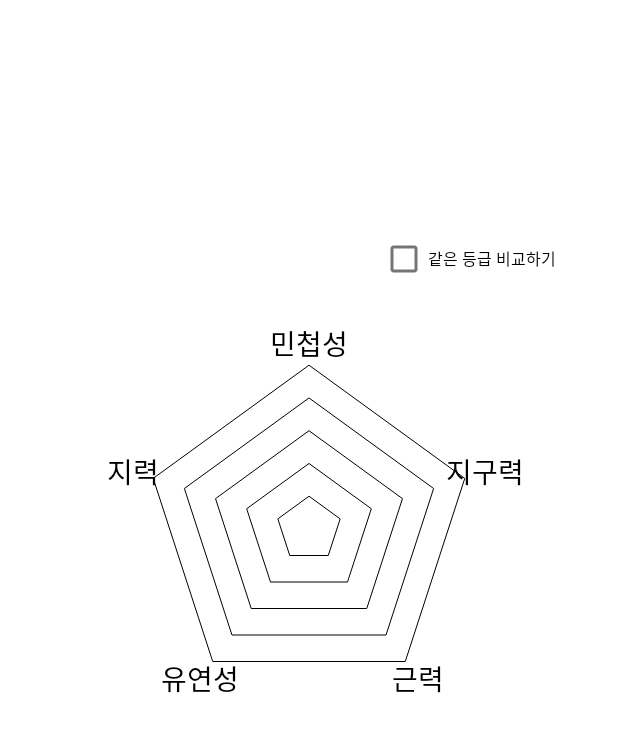
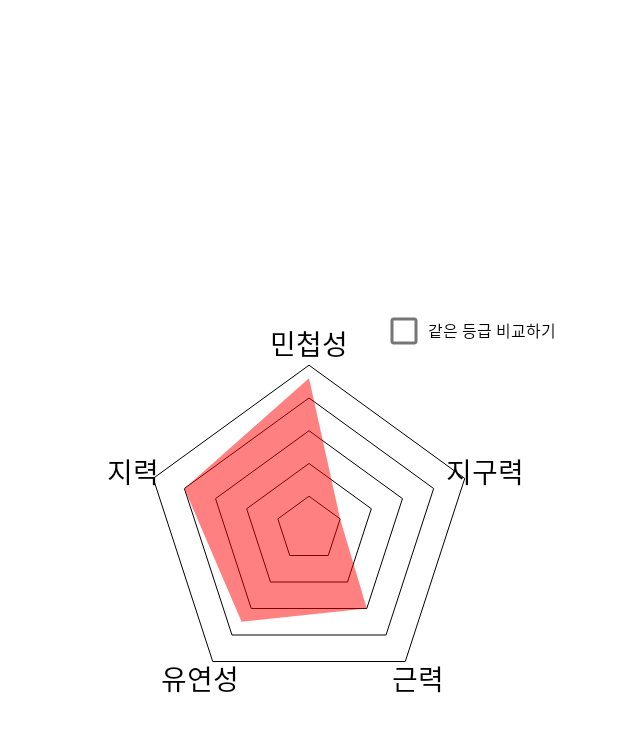
Before and after one commit to smk5292/algoarium, an Android app: the StatusFragment screen opened through its navigation route, on a phone screen of 412 x 824 dp. Shown: the top 732 px of the screen. Run offline under Robolectric (Android 15) with nearby library versions, the light colour scheme and no system bars; our stand-ins replace Dagger/Hilt's generated code, sdp/ssp sizes.

Commit message:
Feat: RadarChartView 비슷한 레벨 차트 추가하도록 구현

```diff
--- a/FE/Algo/app/src/main/java/com/d204/algo/ui/status/RadarChartView.kt
+++ b/FE/Algo/app/src/main/java/com/d204/algo/ui/status/RadarChartView.kt
@@ -1,16 +1,12 @@
 package com.d204.algo.ui.status
 
 import android.animation.ValueAnimator
-import android.annotation.SuppressLint
 import android.content.Context
-import android.graphics.Bitmap
-import android.graphics.BitmapFactory
 import android.graphics.Canvas
 import android.graphics.Color
 import android.graphics.Paint
 import android.graphics.Path
 import android.graphics.PointF
-import android.graphics.Rect
 import android.text.TextPaint
 import android.util.AttributeSet
 import android.view.View
@@ -19,7 +15,6 @@ import com.d204.algo.R
 import kotlin.math.PI
 import kotlin.math.cos
 import kotlin.math.sin
-
 
 enum class CharacteristicType(val value: String) {
     AGILITY("민첩성"),
@@ -64,6 +59,10 @@ data class RadarChartData(
 class RadarChartView(context: Context?, attrs: AttributeSet?) : View(context, attrs) {
 
     private var dataList: ArrayList<RadarChartData>? = null
+    private var sameLevelDataList: ArrayList<RadarChartData>? = null
+
+    private val mainColor = 0x7FFF0000
+    private val subColor = 0x7F018786
 
     // 5개의 특성을 갖도록 한다
     private var chartTypes = arrayListOf(
@@ -81,9 +80,10 @@ class RadarChartView(context: Context?, attrs: AttributeSet?) : View(context, at
         textSize = 28f
         textAlign = Paint.Align.CENTER
     }
+
     private var path = Path()
+    private var sameLevelPath = Path()
 
-    @SuppressLint("DrawAllocation")
     override fun onDraw(canvas: Canvas?) {
         super.onDraw(canvas)
         canvas ?: return
@@ -139,7 +139,10 @@ class RadarChartView(context: Context?, attrs: AttributeSet?) : View(context, at
         startX = cx
         startY = (cy - heightMaxValue) * 0.7f
         var r = 0f
+
         path.reset()
+        sameLevelPath.reset()
+
         chartTypes.forEach { type ->
             val point = transformRotate(r, startX, startY, cx, cy)
             canvas.drawText(
@@ -160,20 +163,34 @@ class RadarChartView(context: Context?, attrs: AttributeSet?) : View(context, at
                 }
             }
 
+            sameLevelDataList?.firstOrNull { it.type == type }?.animatedValue?.let { value ->
+                val conValue = heightMaxValue * value / 100 // 차트크기에 맞게 변환
+                val valuePoint = transformRotate(r, startX, cy - conValue, cx, cy)
+                if (sameLevelPath.isEmpty) {
+                    sameLevelPath.moveTo(valuePoint.x, valuePoint.y)
+                } else {
+                    sameLevelPath.lineTo(valuePoint.x, valuePoint.y)
+                }
+            }
+
             r += radian
         }
 
         // 4. 전달된 데에터를 표시하기
         path.close()
-//        paint.color = 0x7FFF0000
-//        paint.style = Paint.Style.FILL
-//        canvas.drawPath(path, paint)
+        sameLevelPath.close()
 
-        val bitmap = BitmapFactory.decodeResource(context.resources, R.drawable.starfish)
-        Canvas(bitmap.copy(Bitmap.Config.ARGB_8888, true)).drawPath(path, paint)
+        paint.color = mainColor
+        paint.style = Paint.Style.FILL
+        canvas.drawPath(path, paint)
+
+        paint.color = subColor
+        canvas.drawPath(sameLevelPath, paint)
+
+//        val bitmap = BitmapFactory.decodeResource(context.resources, R.drawable.starfish)
+//        Canvas(bitmap.copy(Bitmap.Config.ARGB_8888, true)).drawPath(path, paint)
 
 //        canvas.drawBitmap(bitmap, null, 100F, paint)
-
     }
 
     fun setDataList(dataList: ArrayList<RadarChartData>) {
@@ -186,6 +203,20 @@ class RadarChartView(context: Context?, attrs: AttributeSet?) : View(context, at
         }
         this.dataList = dataList
         this.dataList?.forEachIndexed { index, data ->
+            // 이전 애니메이션이 시작되고 30ms씩 대기했다가 처리되도록 delay 설정
+            data.animate(this, (index * 30).toLong())
+        }
+
+        invalidate()
+    }
+
+    fun setSameLevelDataList(dataList: ArrayList<RadarChartData>) {
+        // 이전에 처리되고 있던 애니메이션 모두 취소
+        this.sameLevelDataList?.forEach { data ->
+            data.cancelAnimate()
+        }
+        this.sameLevelDataList = dataList
+        this.sameLevelDataList?.forEachIndexed { index, data ->
             // 이전 애니메이션이 시작되고 30ms씩 대기했다가 처리되도록 delay 설정
             data.animate(this, (index * 30).toLong())
         }
--- a/FE/Algo/app/src/main/java/com/d204/algo/ui/status/StatusFragment.kt
+++ b/FE/Algo/app/src/main/java/com/d204/algo/ui/status/StatusFragment.kt
@@ -17,15 +17,36 @@ class StatusFragment : BaseFragment<FragmentStatusBinding, BaseViewModel>() {
     override fun onViewCreated(view: View, savedInstanceState: Bundle?) {
         super.onViewCreated(view, savedInstanceState)
 
-        binding.statusRadarChartView
+        init()
+    }
+
+    private fun init() = with(binding) {
+        statusRadarChartView
             .setDataList(
                 arrayListOf(
-                    RadarChartData(CharacteristicType.AGILITY, 76),
-                    RadarChartData(CharacteristicType.ENDURANCE, 55),
+                    RadarChartData(CharacteristicType.AGILITY, 92),
+                    RadarChartData(CharacteristicType.ENDURANCE, 20),
                     RadarChartData(CharacteristicType.STRENGTH, 60),
                     RadarChartData(CharacteristicType.LEXIBILITY, 70),
                     RadarChartData(CharacteristicType.INTELLECT, 80),
                 ),
             )
+
+        statusChartCheckbox.setOnCheckedChangeListener { _, isChecked ->
+            if (isChecked) {
+                statusRadarChartView
+                    .setSameLevelDataList(
+                        arrayListOf(
+                            RadarChartData(CharacteristicType.AGILITY, 12),
+                            RadarChartData(CharacteristicType.ENDURANCE, 40),
+                            RadarChartData(CharacteristicType.STRENGTH, 23),
+                            RadarChartData(CharacteristicType.LEXIBILITY, 96),
+                            RadarChartData(CharacteristicType.INTELLECT, 7),
+                        ),
+                    )
+            } else {
+                statusRadarChartView.setSameLevelDataList(arrayListOf())
+            }
+        }
     }
 }
--- a/FE/Algo/app/src/main/res/layout/fragment_status.xml
+++ b/FE/Algo/app/src/main/res/layout/fragment_status.xml
@@ -59,8 +59,8 @@
         android:layout_height="wrap_content"
         android:text="@string/status_checkbox_text"
         android:textSize="@dimen/_8sdp"
+        app:layout_constraintTop_toTopOf="@+id/status_radar_chart_view"
         app:layout_constraintEnd_toEndOf="@+id/status_radar_chart_view"
-        app:layout_constraintBottom_toTopOf="@+id/status_radar_chart_view"
         />
 
     <com.d204.algo.ui.status.RadarChartView
@@ -72,13 +72,4 @@
         app:layout_constraintTop_toBottomOf="@+id/status_chip_group"
         />
 
-    <ListView
-        android:id="@+id/status_list"
-        android:layout_width="match_parent"
-        android:layout_height="0dp"
-        android:layout_marginHorizontal="@dimen/_12sdp"
-        app:layout_constraintTop_toBottomOf="@+id/status_radar_chart_view"
-        app:layout_constraintBottom_toBottomOf="parent"
-        />
-
 </androidx.constraintlayout.widget.ConstraintLayout>
```
